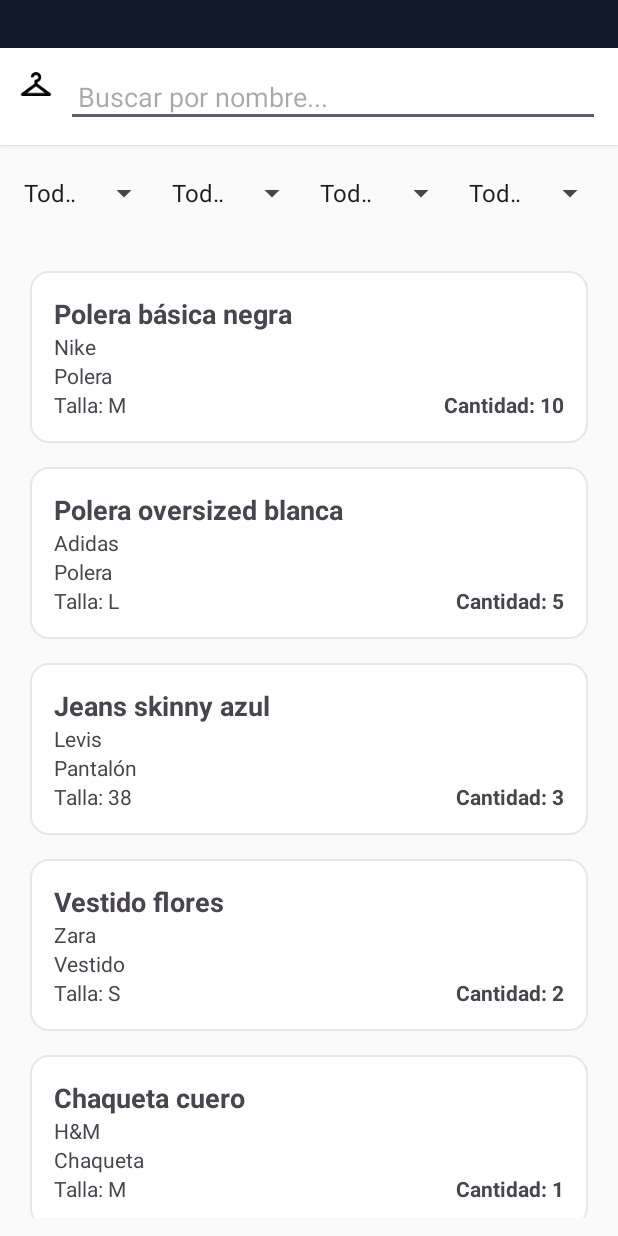
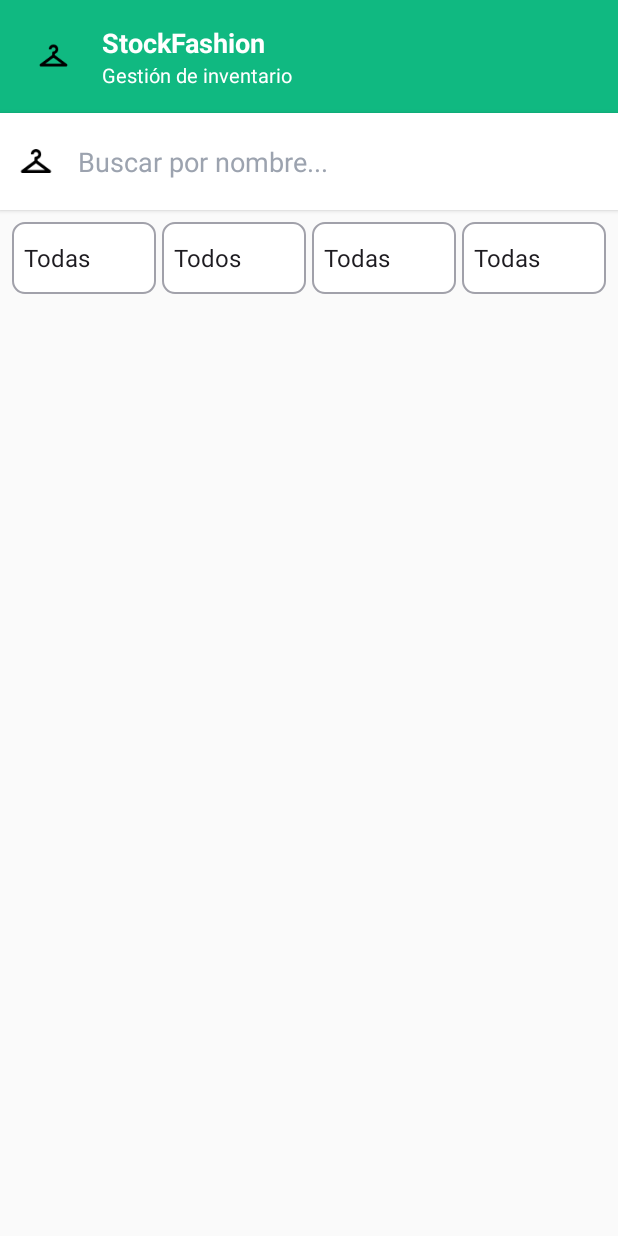
Before and after one commit to Start0k/StockFashion, an Android app: the verStock screen opened directly, with no data from a screen before it, on a phone screen of 412 x 824 dp. Run offline under Robolectric (Android 15) with nearby library versions, the phone set to English and light mode, and no system bars; our stand-ins replace Firebase (no records; nobody signed in at launch, a user with empty details on screens opened directly).

Commit message:
Cambios en: verStock Despacho.javaa DatosCliente.java
Cambios visuales a:
activity_modificar.xml
activity_verstock.xml

```diff
--- a/app/src/main/java/com/HanDav/stockfashion/verStock.java
+++ b/app/src/main/java/com/HanDav/stockfashion/verStock.java
@@ -3,9 +3,13 @@ package com.HanDav.stockfashion;
 import android.os.Bundle;
 import android.text.Editable;
 import android.text.TextWatcher;
+import android.util.Log;
+import android.view.View;
+import android.widget.AdapterView;
+import android.widget.ArrayAdapter;
 import android.widget.EditText;
 import android.widget.Spinner;
-import android.widget.ArrayAdapter;
+import android.widget.Toast;
 
 import androidx.activity.EdgeToEdge;
 import androidx.appcompat.app.AppCompatActivity;
@@ -14,6 +18,10 @@ import androidx.core.view.ViewCompat;
 import androidx.core.view.WindowInsetsCompat;
 import androidx.recyclerview.widget.LinearLayoutManager;
 import androidx.recyclerview.widget.RecyclerView;
+
+import com.google.firebase.firestore.DocumentSnapshot;
+import com.google.firebase.firestore.FirebaseFirestore;
+import com.google.firebase.firestore.Query;
 
 import java.util.ArrayList;
 import java.util.HashSet;
@@ -25,10 +33,20 @@ public class verStock extends AppCompatActivity {
     private EditText etSearch;
     private Spinner spMarca, spTipo, spTalla, spCantidad;
     private RecyclerView rvProductos;
+    private ProductoAdapter adapter;
 
-    private ProductoAdapter adapter;
+    // Listas para manejar los datos
     private final List<Producto> listaOriginal = new ArrayList<>();
     private final List<Producto> listaFiltrada = new ArrayList<>();
+
+    // Instancia de Firebase
+    private FirebaseFirestore db;
+
+    // Variables para controlar la selección actual de los spinners
+    private String currentMarca = "Todas";
+    private String currentTipo = "Todos";
+    private String currentTalla = "Todas";
+    private String currentCantidad = "Todas";
 
     @Override
     protected void onCreate(Bundle savedInstanceState) {
@@ -42,7 +60,10 @@ public class verStock extends AppCompatActivity {
             return insets;
         });
 
+        // Inicializar Firebase
+        db = FirebaseFirestore.getInstance();
 
+        // Vincular vistas con IDs del layout
         etSearch    = findViewById(R.id.etSearch);
         spMarca     = findViewById(R.id.spMarca);
         spTipo      = findViewById(R.id.spTipo);
@@ -52,143 +73,166 @@ public class verStock extends AppCompatActivity {
 
         rvProductos.setLayoutManager(new LinearLayoutManager(this));
 
-
-        cargarDatosDummy();
-
-
-        configurarSpinners();
-
-
+        // Inicializar el adaptador
         adapter = new ProductoAdapter(listaFiltrada);
         rvProductos.setAdapter(adapter);
 
+        // Inicializar Spinners con valores por defecto para evitar crashes
+        inicializarSpinnersVacios();
 
+        // Cargar datos desde Firebase
+        cargarProductosTiempoReal();
+
+        // Listener búsqueda
         etSearch.addTextChangedListener(new TextWatcher() {
-            @Override public void beforeTextChanged(CharSequence s, int start, int count, int after) { }
-            @Override public void onTextChanged(CharSequence s, int start, int before, int count) {
-                filtrarLista();
-            }
-            @Override public void afterTextChanged(Editable s) { }
+            @Override public void beforeTextChanged(CharSequence s, int start, int count, int after) {}
+            @Override public void onTextChanged(CharSequence s, int start, int before, int count) { filtrarLista(); }
+            @Override public void afterTextChanged(Editable s) {}
         });
 
-
-        spMarca.setOnItemSelectedListener(new SimpleOnItemSelectedListener(() -> filtrarLista()));
-        spTipo.setOnItemSelectedListener(new SimpleOnItemSelectedListener(() -> filtrarLista()));
-        spTalla.setOnItemSelectedListener(new SimpleOnItemSelectedListener(() -> filtrarLista()));
-        spCantidad.setOnItemSelectedListener(new SimpleOnItemSelectedListener(() -> filtrarLista()));
-
-
-        filtrarLista();
+        // Listeners Spinners
+        setupSpinnerListeners();
     }
 
-    private void cargarDatosDummy() {
-
-        listaOriginal.clear();
-        listaOriginal.add(new Producto("Polera básica negra", "Nike",  "Polera", "M", 10L));
-        listaOriginal.add(new Producto("Polera oversized blanca", "Adidas", "Polera", "L", 5L));
-        listaOriginal.add(new Producto("Jeans skinny azul", "Levis", "Pantalón", "38", 3L));
-        listaOriginal.add(new Producto("Vestido flores", "Zara", "Vestido", "S", 2L));
-        listaOriginal.add(new Producto("Chaqueta cuero", "H&M", "Chaqueta", "M", 1L));
-        listaOriginal.add(new Producto("Polera estampada", "Nike", "Polera", "S", 8L));
-        listaOriginal.add(new Producto("Pantalón cargo", "Adidas", "Pantalón", "40", 6L));
-
-        listaFiltrada.clear();
-        listaFiltrada.addAll(listaOriginal);
+    private void inicializarSpinnersVacios() {
+        ArrayAdapter<String> emptyAdapter = new ArrayAdapter<>(this, android.R.layout.simple_spinner_dropdown_item, new String[]{"Cargando..."});
+        spMarca.setAdapter(emptyAdapter);
+        spTipo.setAdapter(emptyAdapter);
+        spTalla.setAdapter(emptyAdapter);
+        spCantidad.setAdapter(emptyAdapter);
     }
 
-    private void configurarSpinners() {
+    private void cargarProductosTiempoReal() {
+        db.collection("productos")
+                .orderBy("nombre", Query.Direction.ASCENDING)
+                .addSnapshotListener((snapshots, e) -> {
+                    if (e != null) {
+                        Log.e("Firestore", "Error al escuchar productos", e);
+                        return;
+                    }
 
+                    if (snapshots != null) {
+                        listaOriginal.clear();
+                        for (DocumentSnapshot doc : snapshots) {
+                            Producto p = doc.toObject(Producto.class);
+                            if (p != null) {
+                                p.setId(doc.getId());
+                                listaOriginal.add(p);
+                            }
+                        }
+                        // Actualizar filtros y lista visual
+                        configurarSpinnersDinamicos();
+                        filtrarLista();
+                    }
+                });
+    }
+
+    private void configurarSpinnersDinamicos() {
+        // 1. MARCAS (Dinámico desde DB)
         List<String> marcas = new ArrayList<>();
         marcas.add("Todas");
-        marcas.addAll(obtenerValoresUnicosDeCampo("marca"));
-        spMarca.setAdapter(new ArrayAdapter<>(this,
-                android.R.layout.simple_spinner_dropdown_item, marcas));
+        marcas.addAll(obtenerValoresUnicos("marca"));
+        actualizarSpinner(spMarca, marcas, currentMarca);
 
-
+        // 2. TIPOS (Dinámico desde DB)
         List<String> tipos = new ArrayList<>();
         tipos.add("Todos");
-        tipos.addAll(obtenerValoresUnicosDeCampo("tipo"));
-        spTipo.setAdapter(new ArrayAdapter<>(this,
-                android.R.layout.simple_spinner_dropdown_item, tipos));
+        tipos.addAll(obtenerValoresUnicos("tipo"));
+        actualizarSpinner(spTipo, tipos, currentTipo);
 
-
+        // 3. TALLAS (Dinámico desde DB)
         List<String> tallas = new ArrayList<>();
         tallas.add("Todas");
-        tallas.addAll(obtenerValoresUnicosDeCampo("talla"));
-        spTalla.setAdapter(new ArrayAdapter<>(this,
-                android.R.layout.simple_spinner_dropdown_item, tallas));
+        tallas.addAll(obtenerValoresUnicos("talla"));
+        actualizarSpinner(spTalla, tallas, currentTalla);
 
-
+        // 4. CANTIDAD (Estático)
         List<String> cantidades = new ArrayList<>();
         cantidades.add("Todas");
         cantidades.add("0 - 2");
         cantidades.add("3 - 5");
         cantidades.add("6+");
-        spCantidad.setAdapter(new ArrayAdapter<>(this,
-                android.R.layout.simple_spinner_dropdown_item, cantidades));
+        actualizarSpinner(spCantidad, cantidades, currentCantidad);
     }
 
-    private List<String> obtenerValoresUnicosDeCampo(String campo) {
+    // Método auxiliar para actualizar un spinner manteniendo la selección
+    private void actualizarSpinner(Spinner spinner, List<String> datos, String seleccionPrevia) {
+        ArrayAdapter<String> adapter = new ArrayAdapter<>(this, android.R.layout.simple_spinner_dropdown_item, datos);
+        spinner.setAdapter(adapter);
+        if (datos.contains(seleccionPrevia)) {
+            spinner.setSelection(datos.indexOf(seleccionPrevia));
+        }
+    }
+
+    private List<String> obtenerValoresUnicos(String campo) {
         Set<String> set = new HashSet<>();
         for (Producto p : listaOriginal) {
             switch (campo) {
-                case "marca":
-                    set.add(p.getMarca());
-                    break;
-                case "tipo":
-                    set.add(p.getTipo());
-                    break;
-                case "talla":
-                    set.add(p.getTalla());
-                    break;
+                case "marca": if (p.getMarca() != null) set.add(p.getMarca()); break;
+                case "tipo":  if (p.getTipo() != null) set.add(p.getTipo()); break;
+                case "talla": if (p.getTalla() != null) set.add(p.getTalla()); break;
             }
         }
         return new ArrayList<>(set);
     }
 
+    private void setupSpinnerListeners() {
+        spMarca.setOnItemSelectedListener(new SimpleItemSelectedListener(() -> {
+            currentMarca = spMarca.getSelectedItem().toString();
+            filtrarLista();
+        }));
+        spTipo.setOnItemSelectedListener(new SimpleItemSelectedListener(() -> {
+            currentTipo = spTipo.getSelectedItem().toString();
+            filtrarLista();
+        }));
+        spTalla.setOnItemSelectedListener(new SimpleItemSelectedListener(() -> {
+            currentTalla = spTalla.getSelectedItem().toString();
+            filtrarLista();
+        }));
+        spCantidad.setOnItemSelectedListener(new SimpleItemSelectedListener(() -> {
+            currentCantidad = spCantidad.getSelectedItem().toString();
+            filtrarLista();
+        }));
+    }
+
     private void filtrarLista() {
+        // Evitar filtrado si los spinners no están listos
+        if (spMarca.getSelectedItem() == null) return;
+
         String textoBusqueda = etSearch.getText().toString().trim().toLowerCase();
-
-        String marcaSel    = spMarca.getSelectedItem().toString();
-        String tipoSel     = spTipo.getSelectedItem().toString();
-        String tallaSel    = spTalla.getSelectedItem().toString();
-        String cantSel     = spCantidad.getSelectedItem().toString();
+        String selMarca = spMarca.getSelectedItem().toString();
+        String selTipo = spTipo.getSelectedItem().toString();
+        String selTalla = spTalla.getSelectedItem().toString();
+        String selCant = spCantidad.getSelectedItem().toString();
 
         listaFiltrada.clear();
 
         for (Producto p : listaOriginal) {
+            // Filtro Texto
+            if (!textoBusqueda.isEmpty() && (p.getNombre() == null || !p.getNombre().toLowerCase().contains(textoBusqueda))) continue;
 
+            // Filtros Spinners
+            if (!selMarca.equals("Todas") && (p.getMarca() == null || !p.getMarca().equals(selMarca))) continue;
+            if (!selTipo.equals("Todos") && (p.getTipo() == null || !p.getTipo().equals(selTipo))) continue;
+            if (!selTalla.equals("Todas") && (p.getTalla() == null || !p.getTalla().equals(selTalla))) continue;
 
-            if (!textoBusqueda.isEmpty() &&
-                    !p.getNombre().toLowerCase().contains(textoBusqueda)) {
-                continue;
-            }
-
-
-            if (!marcaSel.equals("Todas") && !p.getMarca().equals(marcaSel)) {
-                continue;
-            }
-
-
-            if (!tipoSel.equals("Todos") && !p.getTipo().equals(tipoSel)) {
-                continue;
-            }
-
-
-            Long cantidadLong = p.getCantidad();
-            if (cantidadLong == null) {
-                continue;
-            }
-
-
-            int c = cantidadLong.intValue();
-            if (cantSel.equals("0 - 2") && !(c >= 0 && c <= 2)) continue;
-            if (cantSel.equals("3 - 5") && !(c >= 3 && c <= 5)) continue;
-            if (cantSel.equals("6+")     && c < 6) continue;
+            // Filtro Cantidad
+            Long cant = p.getCantidad();
+            if (cant == null) continue;
+            if (selCant.equals("0 - 2") && (cant < 0 || cant > 2)) continue;
+            if (selCant.equals("3 - 5") && (cant < 3 || cant > 5)) continue;
+            if (selCant.equals("6+") && cant < 6) continue;
 
             listaFiltrada.add(p);
         }
-
         adapter.notifyDataSetChanged();
     }
+
+    // Clase auxiliar interna para limpiar el código de listeners
+    private static class SimpleItemSelectedListener implements AdapterView.OnItemSelectedListener {
+        private final Runnable action;
+        public SimpleItemSelectedListener(Runnable action) { this.action = action; }
+        @Override public void onItemSelected(AdapterView<?> parent, View view, int position, long id) { action.run(); }
+        @Override public void onNothingSelected(AdapterView<?> parent) {}
+    }
 }
--- a/app/src/main/res/layout/activity_verstock.xml
+++ b/app/src/main/res/layout/activity_verstock.xml
@@ -1,3 +1,4 @@
+<?xml version="1.0" encoding="utf-8"?>
 <LinearLayout xmlns:android="http://schemas.android.com/apk/res/android"
     xmlns:app="http://schemas.android.com/apk/res-auto"
     android:id="@+id/main"
@@ -6,17 +7,56 @@
     android:orientation="vertical"
     android:background="#FAFAFA">
 
-
+    <!-- HEADER NEGRO -->
     <LinearLayout
         android:layout_width="match_parent"
         android:layout_height="wrap_content"
-        android:background="#111827"
-        android:orientation="vertical"
-        android:padding="16dp">
+        android:background="#10B981"
+        android:orientation="horizontal"
+        android:padding="16dp"
+        android:gravity="center_vertical">
 
+        <!-- Icono redondo -->
+        <LinearLayout
+            android:layout_width="40dp"
+            android:layout_height="40dp"
+            android:background="#10B981"
+            android:gravity="center"
+            android:layout_marginEnd="12dp"
+            android:orientation="vertical">
+
+            <ImageView
+                android:layout_width="22dp"
+                android:layout_height="22dp"
+                app:srcCompat="@drawable/outline_checkroom_24"
+                />
+        </LinearLayout>
+
+        <!-- Títulos -->
+        <LinearLayout
+            android:layout_width="0dp"
+            android:layout_height="wrap_content"
+            android:orientation="vertical"
+            android:layout_weight="1">
+
+            <TextView
+                android:layout_width="wrap_content"
+                android:layout_height="wrap_content"
+                android:text="StockFashion"
+                android:textColor="#FFFFFF"
+                android:textSize="18sp"
+                android:textStyle="bold" />
+
+            <TextView
+                android:layout_width="wrap_content"
+                android:layout_height="wrap_content"
+                android:text="Gestión de inventario"
+                android:textColor="#ffffff"
+                android:textSize="13sp" />
+        </LinearLayout>
     </LinearLayout>
 
-
+    <!-- BARRA DE BÚSQUEDA -->
     <LinearLayout
         android:layout_width="match_parent"
         android:layout_height="wrap_content"
@@ -29,7 +69,8 @@
             android:layout_width="24dp"
             android:layout_height="24dp"
             app:srcCompat="@drawable/outline_checkroom_24"
-            />
+
+            android:layout_gravity="center_vertical" />
 
         <EditText
             android:id="@+id/etSearch"
@@ -37,10 +78,13 @@
             android:layout_height="wrap_content"
             android:hint="Buscar por nombre..."
             android:padding="8dp"
-            android:layout_marginStart="8dp" />
+            android:layout_marginStart="8dp"
+            android:background="@android:color/transparent"
+            android:textColor="#111827"
+            android:textColorHint="#9CA3AF" />
     </LinearLayout>
 
-
+    <!-- FILTROS (SPINNERS) -->
     <LinearLayout
         android:layout_width="match_parent"
         android:layout_height="wrap_content"
@@ -49,24 +93,43 @@
         android:gravity="center"
         android:weightSum="4">
 
-        <Spinner android:id="@+id/spMarca"
-            android:layout_width="0dp" android:layout_height="wrap_content"
-            android:layout_weight="1"/>
-        <Spinner android:id="@+id/spTipo"
-            android:layout_width="0dp" android:layout_height="wrap_content"
-            android:layout_weight="1"/>
-        <Spinner android:id="@+id/spTalla"
-            android:layout_width="0dp" android:layout_height="wrap_content"
-            android:layout_weight="1"/>
-        <Spinner android:id="@+id/spCantidad"
-            android:layout_width="0dp" android:layout_height="wrap_content"
-            android:layout_weight="1"/>
+        <Spinner
+            android:id="@+id/spMarca"
+            android:layout_width="0dp"
+            android:layout_height="48dp"
+            android:layout_weight="1"
+            android:layout_marginEnd="4dp"
+            android:background="@drawable/spinner_background" />
+
+        <Spinner
+            android:id="@+id/spTipo"
+            android:layout_width="0dp"
+            android:layout_height="48dp"
+            android:layout_weight="1"
+            android:layout_marginEnd="4dp"
+            android:background="@drawable/spinner_background" />
+
+        <Spinner
+            android:id="@+id/spTalla"
+            android:layout_width="0dp"
+            android:layout_height="48dp"
+            android:layout_weight="1"
+            android:layout_marginEnd="4dp"
+            android:background="@drawable/spinner_background" />
+
+        <Spinner
+            android:id="@+id/spCantidad"
+            android:layout_width="0dp"
+            android:layout_height="48dp"
+            android:layout_weight="1"
+            android:background="@drawable/spinner_background" />
     </LinearLayout>
 
-
+    <!-- LISTA DE PRODUCTOS -->
     <androidx.recyclerview.widget.RecyclerView
         android:id="@+id/rvProductos"
         android:layout_width="match_parent"
-        android:layout_height="match_parent"
+        android:layout_height="0dp"
+        android:layout_weight="1"
         android:padding="12dp" />
 </LinearLayout>
```
Also changed, not shown: app/src/main/java/com/HanDav/stockfashion/DatosCliente.java (+28 -37 lines), app/src/main/java/com/HanDav/stockfashion/Despacho.java (+36 -70 lines), app/src/main/java/com/HanDav/stockfashion/ItemCarrito.java (added, +43 -0 lines), app/src/main/res/drawable/outline_filter_alt_24.xml (added, +10 -0 lines), app/src/main/res/layout/activity_modificar.xml (+60 -27 lines).
